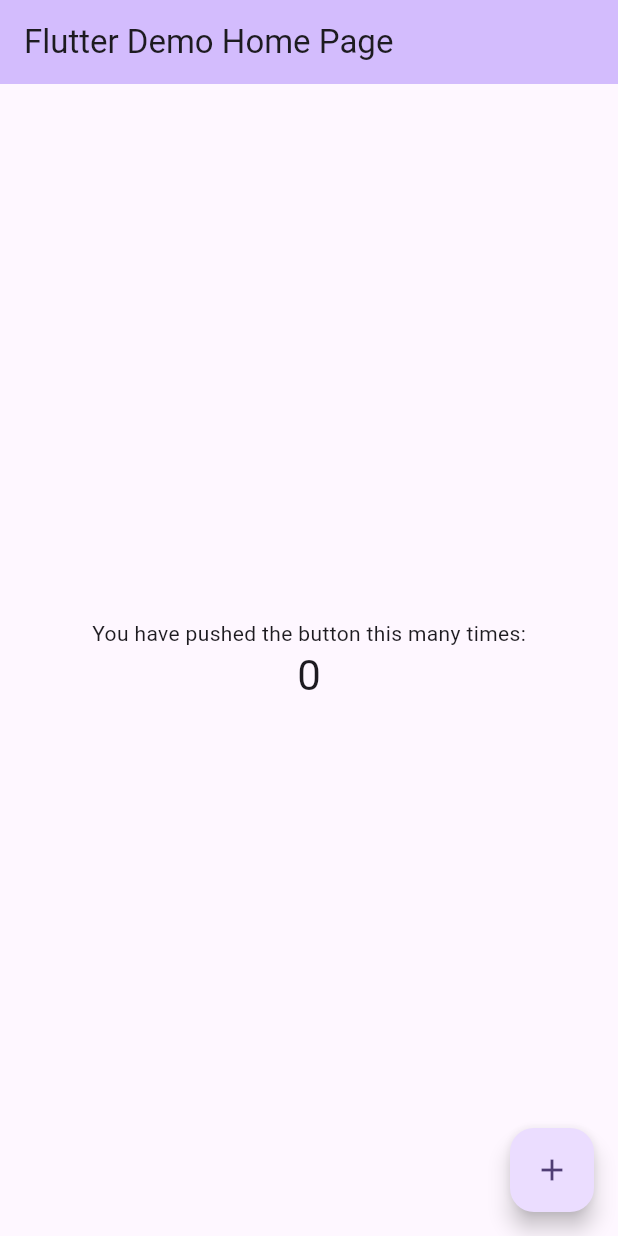
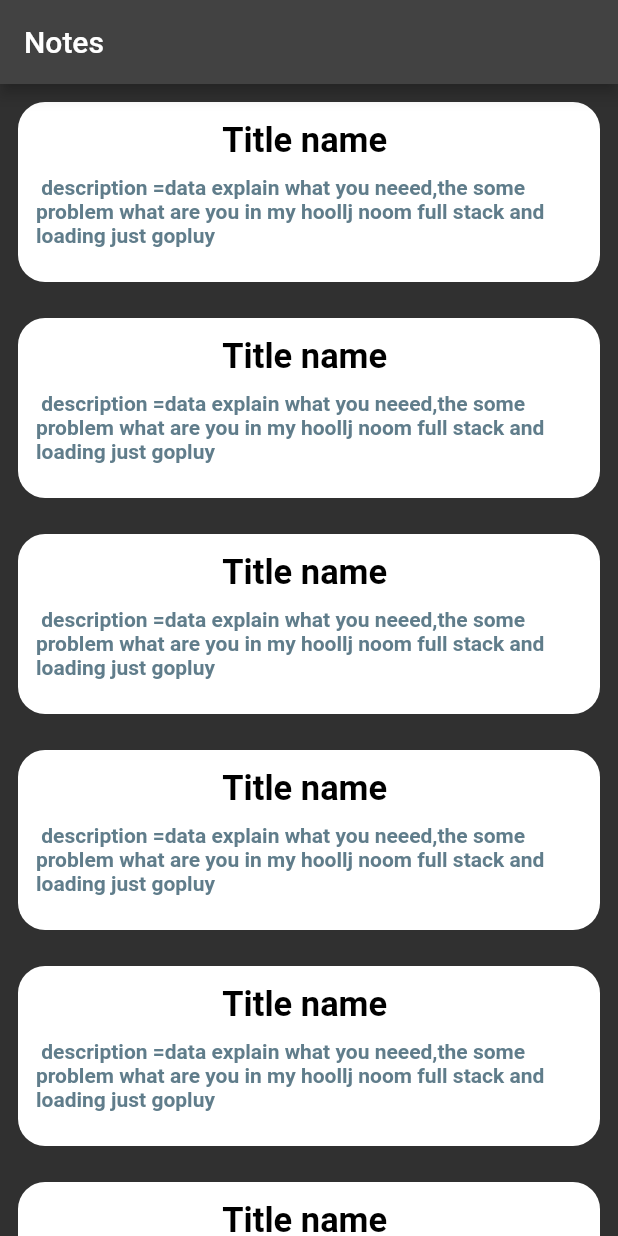
Before and after one commit to MohamadAtif/notes_app, a Flutter app: the screen it shows after launch, on a phone screen of 412 x 824 dp. Run offline on Flutter 3.47's test engine with Material 2 defaults, Android fonts, the phone set to English and light mode, and no system bars.

Commit message:
create custom note

```diff
--- a/lib/main.dart
+++ b/lib/main.dart
@@ -1,125 +1,18 @@
 import 'package:flutter/material.dart';
+import 'package:notes_app/views/home_view.dart';
 
 void main() {
-  runApp(const MyApp());
+  runApp(const NotesApp());
 }
+class NotesApp extends StatelessWidget {
+  const NotesApp({super.key});
 
-class MyApp extends StatelessWidget {
-  const MyApp({super.key});
-
-  // This widget is the root of your application.
   @override
   Widget build(BuildContext context) {
     return MaterialApp(
-      title: 'Flutter Demo',
-      theme: ThemeData(
-        // This is the theme of your application.
-        //
-        // TRY THIS: Try running your application with "flutter run". You'll see
-        // the application has a blue toolbar. Then, without quitting the app,
-        // try changing the seedColor in the colorScheme below to Colors.green
-        // and then invoke "hot reload" (save your changes or press the "hot
-        // reload" button in a Flutter-supported IDE, or press "r" if you used
-        // the command line to start the app).
-        //
-        // Notice that the counter didn't reset back to zero; the application
-        // state is not lost during the reload. To reset the state, use hot
-        // restart instead.
-        //
-        // This works for code too, not just values: Most code changes can be
-        // tested with just a hot reload.
-        colorScheme: ColorScheme.fromSeed(seedColor: Colors.deepPurple),
-        useMaterial3: true,
-      ),
-      home: const MyHomePage(title: 'Flutter Demo Home Page'),
+      debugShowCheckedModeBanner: false,
+   theme: ThemeData.dark(),
+      home: HomeView(),
     );
   }
 }
-
-class MyHomePage extends StatefulWidget {
-  const MyHomePage({super.key, required this.title});
-
-  // This widget is the home page of your application. It is stateful, meaning
-  // that it has a State object (defined below) that contains fields that affect
-  // how it looks.
-
-  // This class is the configuration for the state. It holds the values (in this
-  // case the title) provided by the parent (in this case the App widget) and
-  // used by the build method of the State. Fields in a Widget subclass are
-  // always marked "final".
-
-  final String title;
-
-  @override
-  State<MyHomePage> createState() => _MyHomePageState();
-}
-
-class _MyHomePageState extends State<MyHomePage> {
-  int _counter = 0;
-
-  void _incrementCounter() {
-    setState(() {
-      // This call to setState tells the Flutter framework that something has
-      // changed in this State, which causes it to rerun the build method below
-      // so that the display can reflect the updated values. If we changed
-      // _counter without calling setState(), then the build method would not be
-      // called again, and so nothing would appear to happen.
-      _counter++;
-    });
-  }
-
-  @override
-  Widget build(BuildContext context) {
-    // This method is rerun every time setState is called, for instance as done
-    // by the _incrementCounter method above.
-    //
-    // The Flutter framework has been optimized to make rerunning build methods
-    // fast, so that you can just rebuild anything that needs updating rather
-    // than having to individually change instances of widgets.
-    return Scaffold(
-      appBar: AppBar(
-        // TRY THIS: Try changing the color here to a specific color (to
-        // Colors.amber, perhaps?) and trigger a hot reload to see the AppBar
-        // change color while the other colors stay the same.
-        backgroundColor: Theme.of(context).colorScheme.inversePrimary,
-        // Here we take the value from the MyHomePage object that was created by
-        // the App.build method, and use it to set our appbar title.
-        title: Text(widget.title),
-      ),
-      body: Center(
-        // Center is a layout widget. It takes a single child and positions it
-        // in the middle of the parent.
-        child: Column(
-          // Column is also a layout widget. It takes a list of children and
-          // arranges them vertically. By default, it sizes itself to fit its
-          // children horizontally, and tries to be as tall as its parent.
-          //
-          // Column has various properties to control how it sizes itself and
-          // how it positions its children. Here we use mainAxisAlignment to
-          // center the children vertically; the main axis here is the vertical
-          // axis because Columns are vertical (the cross axis would be
-          // horizontal).
-          //
-          // TRY THIS: Invoke "debug painting" (choose the "Toggle Debug Paint"
-          // action in the IDE, or press "p" in the console), to see the
-          // wireframe for each widget.
-          mainAxisAlignment: MainAxisAlignment.center,
-          children: <Widget>[
-            const Text(
-              'You have pushed the button this many times:',
-            ),
-            Text(
-              '$_counter',
-              style: Theme.of(context).textTheme.headlineMedium,
-            ),
-          ],
-        ),
-      ),
-      floatingActionButton: FloatingActionButton(
-        onPressed: _incrementCounter,
-        tooltip: 'Increment',
-        child: const Icon(Icons.add),
-      ), // This trailing comma makes auto-formatting nicer for build methods.
-    );
-  }
-}
--- a/lib/views/home_view.dart
+++ b/lib/views/home_view.dart
@@ -1,4 +1,5 @@
 import 'package:flutter/material.dart';
+import 'package:notes_app/widgets/custom_note.dart';
 
 class HomeView extends StatelessWidget {
   const HomeView({super.key});
@@ -6,8 +7,10 @@ class HomeView extends StatelessWidget {
   @override
   Widget build(BuildContext context) {
     return  Scaffold(
-        appBar: AppBar(title: Text('Notes'),
+        appBar: AppBar(title:const Text('Notes'),
         ),
+
+        body: const CustomNote(),
     );
   }
 }
--- /dev/null
+++ b/lib/widgets/custom_note.dart
@@ -0,0 +1,30 @@
+import 'package:flutter/material.dart';
+
+class CustomNote extends StatelessWidget {
+  const CustomNote({super.key});
+
+  @override
+  Widget build(BuildContext context) {
+    return  ListView.builder(itemBuilder: (context, index) {
+        return  Padding(
+          padding: const EdgeInsets.all(12.0),
+          child: Container( decoration: BoxDecoration(color: Colors.white,borderRadius: BorderRadius.circular(18)),
+              height: 120,
+              width: 150,
+              child: const Padding(
+                padding: EdgeInsets.all(12.0),
+                child: Column(children: [
+                  Text('Title name ',style: TextStyle(fontSize: 23,fontWeight: FontWeight.bold,color: Colors.black),),
+                  SizedBox(height: 10,),
+                  Text(' description =data explain what you neeed,the some problem what are you in my hoollj noom full stack and loading just gopluy  ',
+                  style: TextStyle(fontSize: 14,fontWeight: FontWeight.bold,color: Colors.blueGrey),)
+                ],)
+
+              ),
+            ),
+        );
+
+
+        },);
+  }
+}
```
